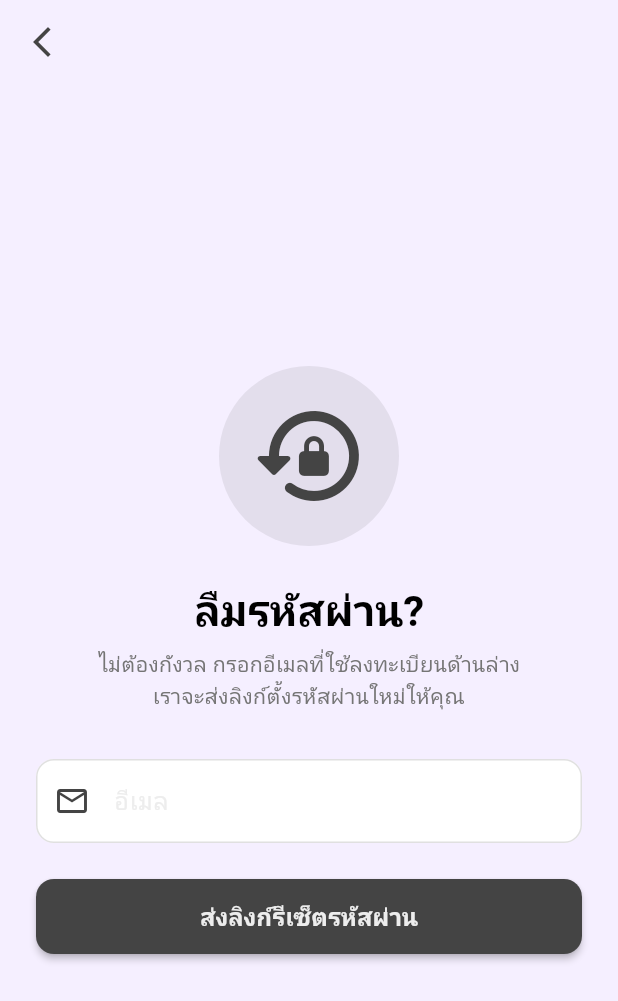
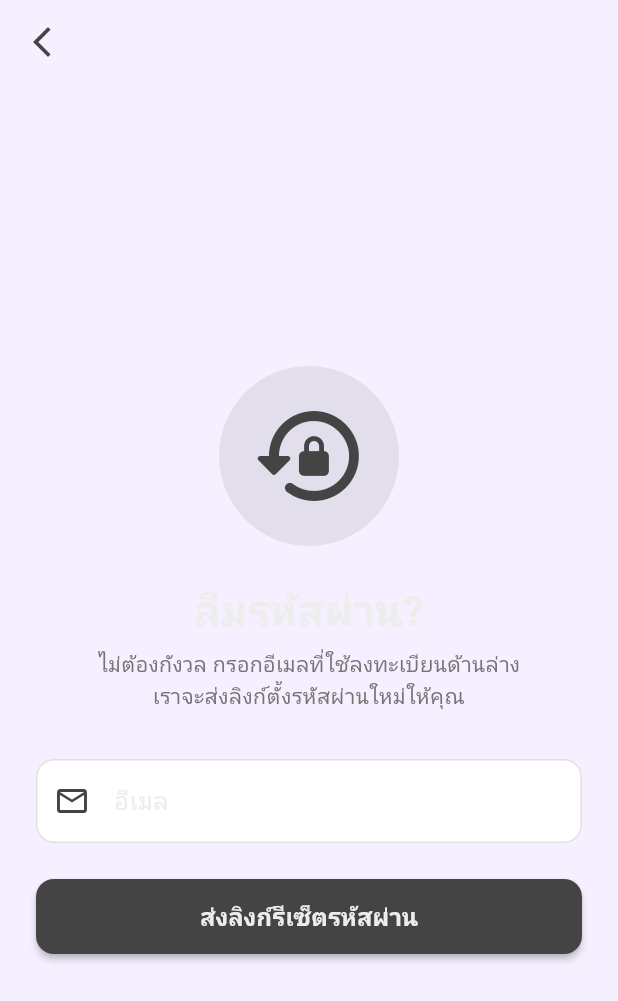
Before and after one commit to MaNaMii888/FinalProject65, a Flutter app: the ForgotPasswordPage screen opened directly, on a phone screen of 412 x 824 dp. Shown: the top 1001 px of the screen. Run offline on Flutter 3.47's test engine with Material 3 defaults, Android fonts, the phone set to English and light mode, and no system bars; our stand-ins replace cached_network_image, cloud_firestore, firebase_auth, firebase_core, firebase_storage, flutter_local_notifications and 5 more; accounts and stored records are empty; network calls fail; Roboto replaces fonts that are missing (Prompt).

Commit message:
เปลี่ยนสีนิดเดียว

```diff
--- a/project01/lib/Screen/forgot_password.dart
+++ b/project01/lib/Screen/forgot_password.dart
@@ -196,7 +196,7 @@ class _ForgotPasswordPageState extends State<ForgotPasswordPage> {
                     'ลืมรหัสผ่าน?',
                     style: theme.textTheme.headlineMedium?.copyWith(
                       fontWeight: FontWeight.bold,
-                      color: theme.colorScheme.onBackground,
+                      color: theme.colorScheme.onSurface,
                     ),
                   ),
                   const SizedBox(height: 8),
```
